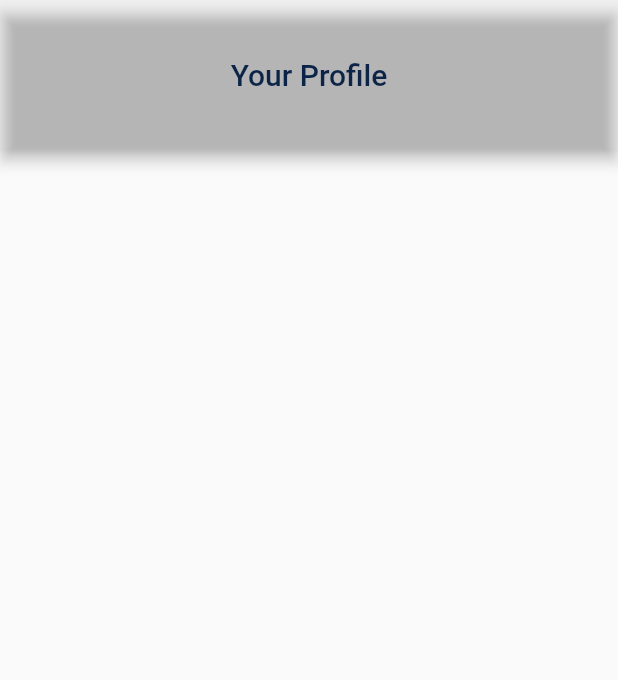
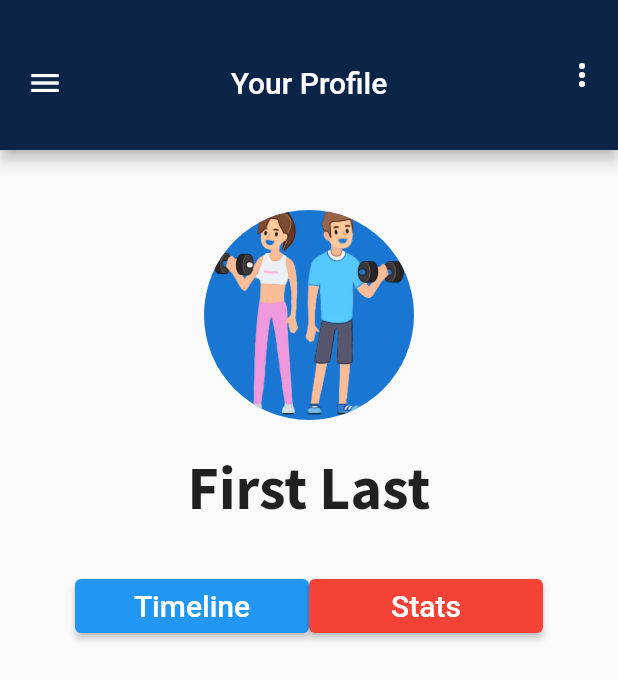
Before and after one commit to Sxmxrth/CalFit-Mini-Project, a Flutter app: the ProfilePage screen opened directly, on a phone screen of 412 x 824 dp. Shown: the top 680 px of the screen. Run offline on Flutter 3.47's test engine with Material 2 defaults, Android fonts, the phone set to English and light mode, and no system bars.

Commit message:
Updates to Profile Page

```diff
--- a/cal_fit/lib/screens/profilePage.dart
+++ b/cal_fit/lib/screens/profilePage.dart
@@ -1,3 +1,5 @@
+// ignore_for_file: prefer_const_literals_to_create_immutables, prefer_const_constructors
+
 import 'package:flutter/material.dart';
 
 class ProfilePage extends StatelessWidget {
@@ -7,11 +9,100 @@ class ProfilePage extends StatelessWidget {
   Widget build(BuildContext context) {
     return Scaffold(
       appBar: AppBar(
-        backgroundColor: Color(0xffffff),
+        leading: Padding(
+          padding: const EdgeInsets.fromLTRB(4, 10, 0, 0),
+          child: IconButton(
+            icon: Icon(Icons.menu),
+            onPressed: () {
+              // Do something when the left icon button is pressed
+            },
+          ),
+        ),
+        actions: [
+          PopupMenuButton(
+            itemBuilder: (BuildContext context) {
+              return [
+                PopupMenuItem(
+                  child: Text('Edit Profile'),
+                  value: 1,
+                ),
+                PopupMenuItem(
+                  child: Text('Logout'),
+                  value: 2,
+                ),
+              ];
+            },
+            onSelected: (value) {
+              // Do something when an option is selected
+              switch (value) {
+                case 1:
+                  // Do something for option 1
+                  break;
+                case 2:
+                  // Do something for option 2
+                  break;
+                case 3:
+                  // Do something for option 3
+                  break;
+              }
+            },
+          ),
+        ],
+        backgroundColor: Color(0xff0B2447),
         toolbarHeight: 100,
-        title: Text('Your Profile',style: TextStyle(color: Color(0xff0B2447)),),
+        title: const Padding(
+          padding: EdgeInsets.fromLTRB(0, 10, 0, 0),
+          child: Text('Your Profile', style: TextStyle(fontSize: 20)),
+        ),
         centerTitle: true,
         automaticallyImplyLeading: false,
+      ),
+      body: Column(
+        crossAxisAlignment: CrossAxisAlignment.center,
+        children: [
+          Padding(
+            padding: EdgeInsets.fromLTRB(0, 40, 0, 20),
+            child: Center(
+              child: CircleAvatar(
+                radius: 70,
+                backgroundImage: AssetImage('images/fitnessModel.png'),
+              ),
+            ),
+          ),
+          Text('First Last',
+              style: TextStyle(
+                  fontSize: 40,
+                  fontWeight: FontWeight.bold,
+                  fontFamily: 'SourceSansPro')),
+          Padding(
+            padding: const EdgeInsets.symmetric(horizontal: 50,vertical: 30),
+            child: Row(
+              children: <Widget>[
+                Expanded(
+                  child: ElevatedButton(
+                    onPressed: () {},
+                    style: ElevatedButton.styleFrom(
+                      foregroundColor: Colors.white,
+                      backgroundColor: Colors.blue,
+                    ),
+                    child: Text('Timeline',style: TextStyle(fontSize: 20),),
+                  ),
+                ),
+                Expanded(
+                  child: ElevatedButton(
+                    onPressed: () {},
+                    onLongPress: () {},
+                    style: ElevatedButton.styleFrom(
+                      foregroundColor: Colors.white,
+                      backgroundColor: Colors.red,
+                    ),
+                    child: Text('Stats',style: TextStyle(fontSize: 20),),
+                  ),
+                ),
+              ],
+            ),
+          )
+        ],
       ),
     );
   }
```
